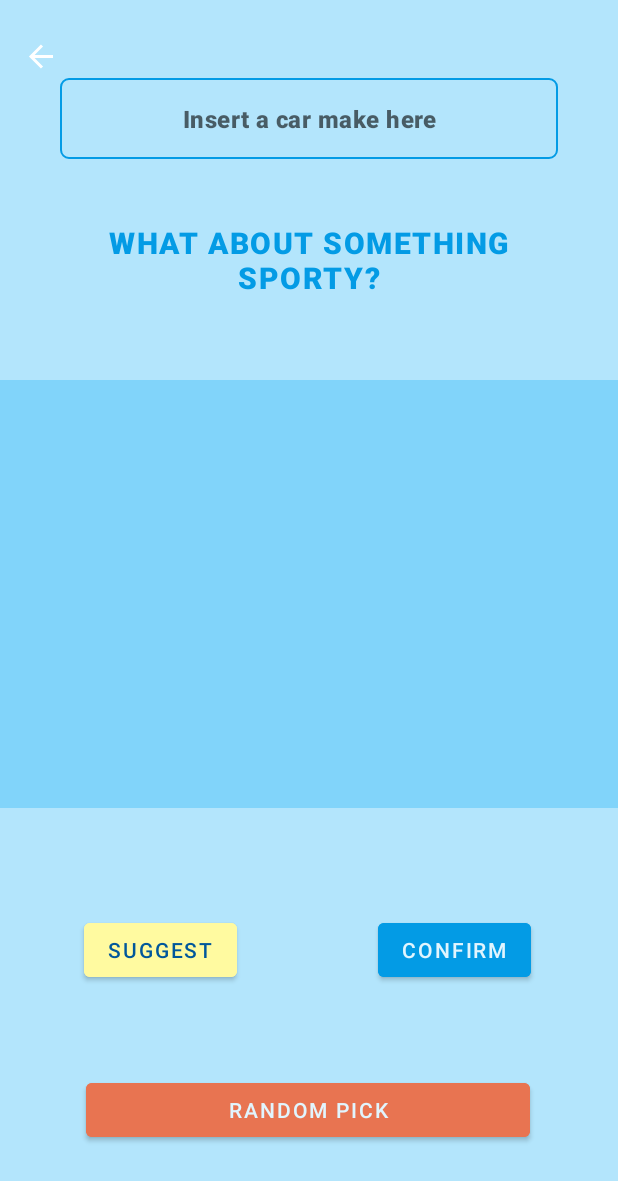
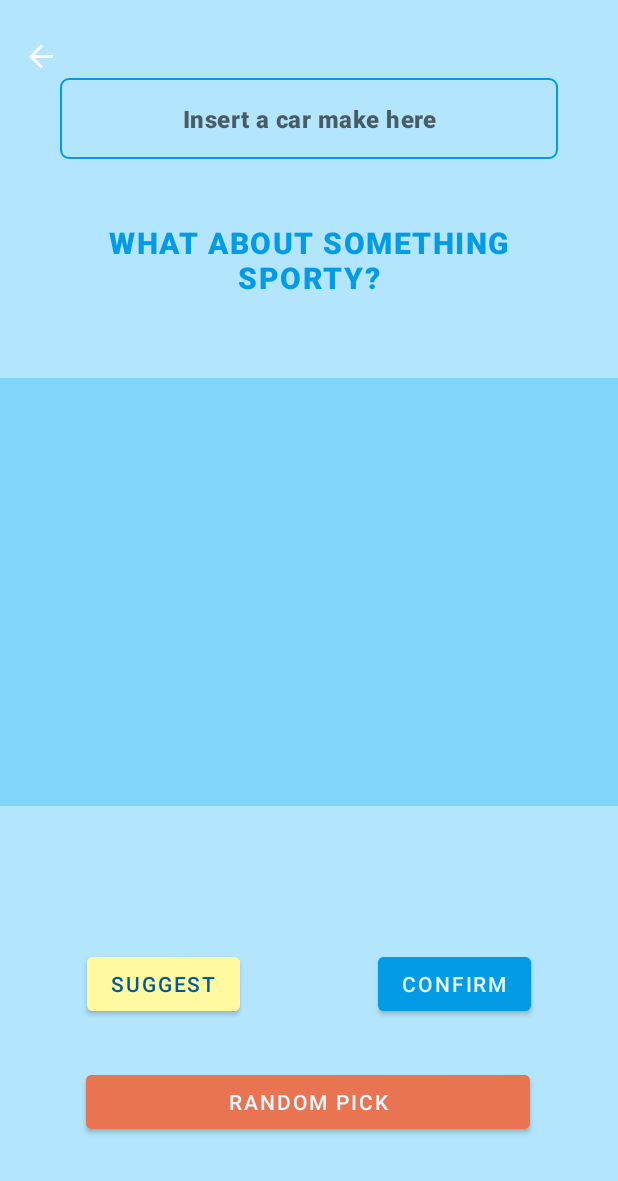
Before and after one commit to PolishHunter/CarPickerdia, an Android app: the screen it shows after launch once a user with an empty profile is signed in (HomeAppActivity), after a tap on "CASUAL", on a phone screen of 412 x 824 dp. Shown: the top 1181 px of the screen. Run offline under Robolectric (Android 15) with nearby library versions, the phone set to English and light mode, and no system bars; our stand-ins replace Firebase (no records; nobody signed in at launch, a user with empty details on screens opened directly), navigation-ui; libraries missing offline, so code that uses them is left out: com.firebase.ui, es.dmoral.toasty; pictures from the network do not load.

Commit message:
Carpickerdia Final V4 Update For Now

```diff
--- a/app/src/main/res/layout/fragment_information.xml
+++ b/app/src/main/res/layout/fragment_information.xml
@@ -23,29 +23,27 @@
         android:id="@+id/button_info_confirm"
         android:layout_width="wrap_content"
         android:layout_height="wrap_content"
-        android:layout_marginEnd="56dp"
+        android:layout_marginEnd="58dp"
         android:backgroundTint="@color/blue_600"
         android:text="@string/input_confirm_button"
         android:textColor="@color/blue_50"
         app:layout_constraintBottom_toTopOf="@+id/button_random_pick_info"
         app:layout_constraintEnd_toEndOf="parent"
-        app:layout_constraintHorizontal_bias="0.979"
-        app:layout_constraintStart_toEndOf="@+id/button_info_suggest"
-        app:layout_constraintTop_toBottomOf="@+id/image_view_info_car_suggest"
-        app:layout_constraintVertical_bias="0.545" />
+        app:layout_constraintTop_toTopOf="parent"
+        app:layout_constraintVertical_bias="0.954" />
 
     <Button
         android:id="@+id/button_info_suggest"
         android:layout_width="wrap_content"
         android:layout_height="wrap_content"
-        android:layout_marginStart="56dp"
+        android:layout_marginStart="58dp"
         android:backgroundTint="@color/warning_light"
         android:text="@string/input_suggest_button"
         android:textColor="@color/blue_900"
         app:layout_constraintBottom_toTopOf="@+id/button_random_pick_info"
         app:layout_constraintStart_toStartOf="parent"
-        app:layout_constraintTop_toBottomOf="@+id/image_view_info_car_suggest"
-        app:layout_constraintVertical_bias="0.545" />
+        app:layout_constraintTop_toTopOf="parent"
+        app:layout_constraintVertical_bias="0.954" />
 
     <TextView
         android:id="@+id/text_info_suggest_display"
@@ -74,7 +72,7 @@
         android:id="@+id/button_random_pick_info"
         android:layout_width="296dp"
         android:layout_height="wrap_content"
-        android:layout_marginBottom="60dp"
+        android:layout_marginBottom="65dp"
         android:backgroundTint="@color/randomize_red"
         android:text="@string/input_button_random_pick"
         android:textColor="@color/blue_50"
```
Also changed, not shown: app/src/main/res/layout/row_car_brand.xml (+5 -7 lines), app/src/main/res/layout/row_car_model.xml (+5 -6 lines).
